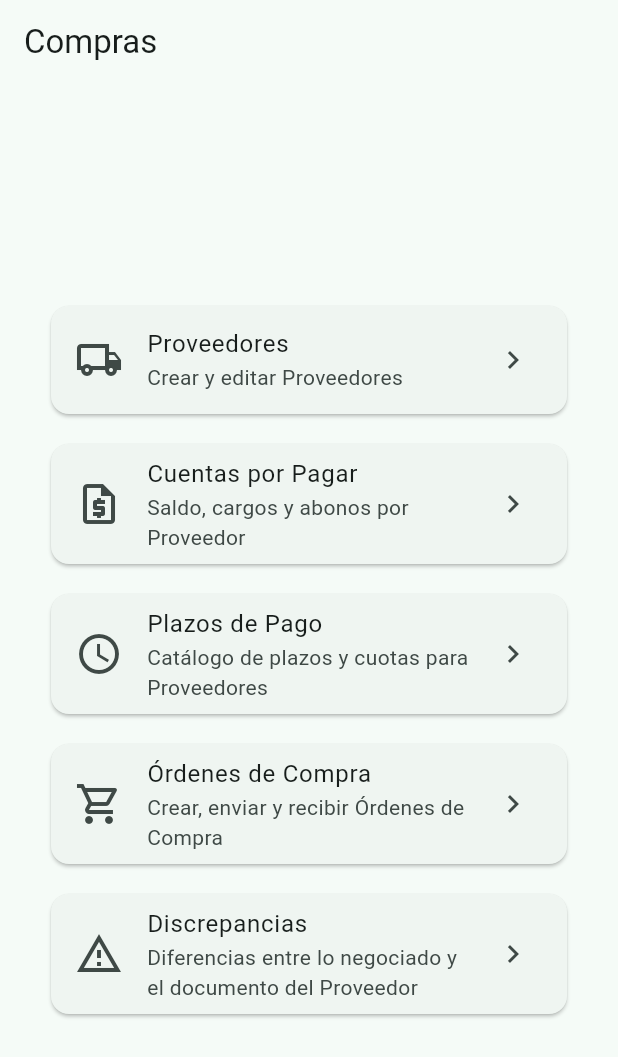
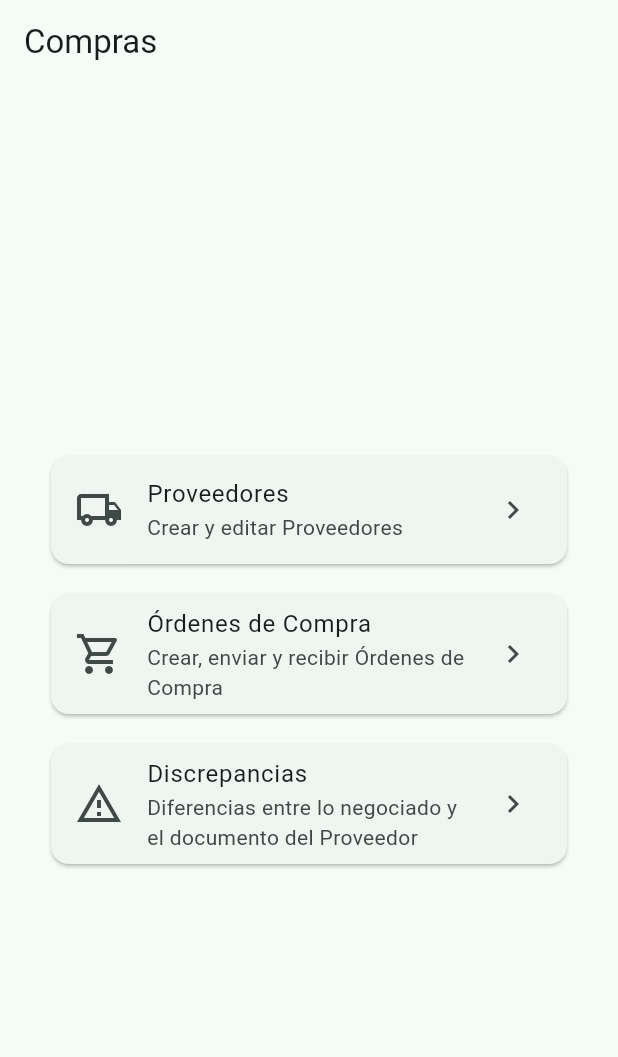
Before and after one commit to jm-valenzuela/NovaPOS-App, a Flutter app: the ComprasHubScreen screen opened by its route, on a phone screen of 412 x 824 dp. Shown: the top 1057 px of the screen. Run offline on Flutter 3.47's test engine with Material 3 defaults, Android fonts, the phone set to English and light mode, and no system bars; our stand-ins replace barcode_widget, dio, flutter_riverpod, flutter_secure_storage, flutter_svg, go_router and 2 more; missing offline and left inert: dart:html, mobile_scanner; accounts and stored records are empty.

Commit message:
feat: mover Cuentas por Pagar y Plazos de Proveedores al menu principal
A pedido explicito ("que quede en el menu principal"), estas dos
tarjetas se mueven de ComprasHubScreen a Home, quedando simetricas
con Cobranzas/Plazos de Clientes: ambos pares de finanzas viven
directo en el menu principal en vez de anidados en un hub.

Co-Authored-By: Claude Sonnet 5 <noreply@anthropic.com>

```diff
--- a/lib/features/purchasing/presentation/screens/compras_hub_screen.dart
+++ b/lib/features/purchasing/presentation/screens/compras_hub_screen.dart
@@ -32,28 +32,6 @@ class ComprasHubScreen extends StatelessWidget {
                 const SizedBox(height: 12),
                 Card(
                   child: ListTile(
-                    key: const Key('comprasCuentasPorPagarCard'),
-                    leading: const Icon(Icons.request_quote_outlined, size: 32),
-                    title: const Text('Cuentas por Pagar'),
-                    subtitle: const Text('Saldo, cargos y abonos por Proveedor'),
-                    trailing: const Icon(Icons.chevron_right),
-                    onTap: () => context.push('/compras/cuentas-por-pagar'),
-                  ),
-                ),
-                const SizedBox(height: 12),
-                Card(
-                  child: ListTile(
-                    key: const Key('comprasPlazosPagoCard'),
-                    leading: const Icon(Icons.schedule_outlined, size: 32),
-                    title: const Text('Plazos de Pago'),
-                    subtitle: const Text('Catálogo de plazos y cuotas para Proveedores'),
-                    trailing: const Icon(Icons.chevron_right),
-                    onTap: () => context.push('/compras/proveedores/plazos-pago'),
-                  ),
-                ),
-                const SizedBox(height: 12),
-                Card(
-                  child: ListTile(
                     key: const Key('comprasOrdenesCard'),
                     leading: const Icon(Icons.shopping_cart_outlined, size: 32),
                     title: const Text('Órdenes de Compra'),
```
Also changed, not shown: lib/features/home/presentation/screens/home_screen.dart (+16 -0 lines), 1 other file.
